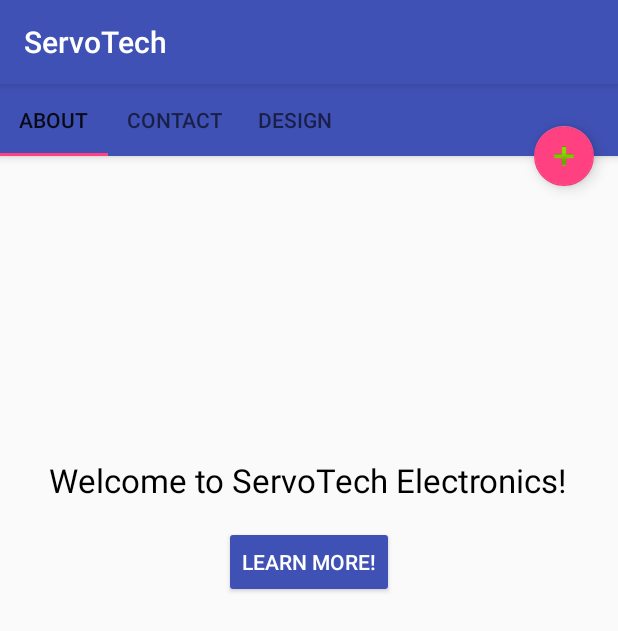
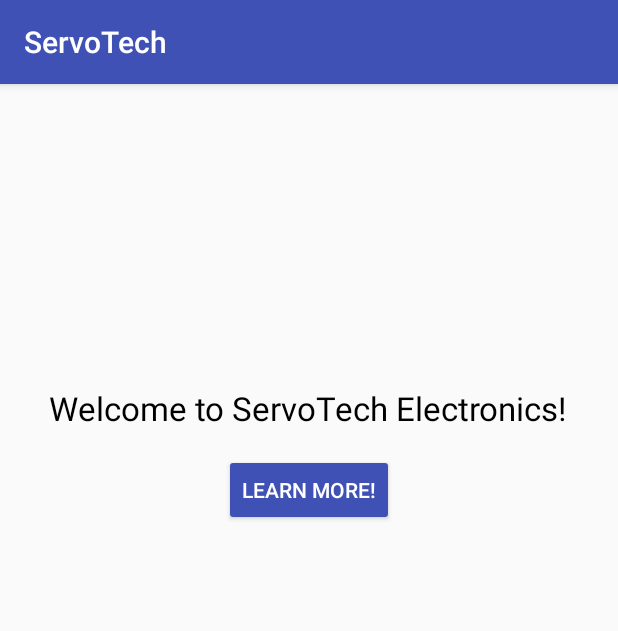
Before and after one commit to AndreeaPocol/servotech_app, an Android app: the screen it shows after launch (MainActivity), on a phone screen of 412 x 824 dp. Shown: the top 631 px of the screen. Run offline under Robolectric (Android 15) with nearby library versions, the phone set to English and light mode, and no system bars.

Commit message:
Simplified main page (removed tabbed view)

```diff
--- a/src/main/java/com/example/android/servotech/MainActivity.java
+++ b/src/main/java/com/example/android/servotech/MainActivity.java
@@ -1,4 +1,25 @@
 package com.example.android.servotech;
+
+
+import android.support.design.widget.TabLayout;
+import android.support.design.widget.FloatingActionButton;
+import android.support.design.widget.Snackbar;
+import android.support.v7.app.AppCompatActivity;
+import android.support.v7.widget.Toolbar;
+
+import android.support.v4.app.Fragment;
+import android.support.v4.app.FragmentManager;
+import android.support.v4.app.FragmentPagerAdapter;
+import android.support.v4.view.ViewPager;
+import android.os.Bundle;
+import android.util.Log;
+import android.view.LayoutInflater;
+import android.view.Menu;
+import android.view.MenuItem;
+import android.view.View;
+import android.view.ViewGroup;
+
+import android.widget.TextView;
 
 import android.content.Intent;
 import android.support.v7.app.AppCompatActivity;
@@ -8,8 +29,13 @@ import android.widget.Button;
 import android.widget.TabHost;
 
 public class MainActivity extends AppCompatActivity {
+    private static final String TAG = "MainActivity";
 
     public Button startButton;
+
+    private SectionsPageAdapter mSectionsPageAdapter;
+
+    private ViewPager mViewPager;
 
 
     public void init() {
@@ -35,6 +61,7 @@ public class MainActivity extends AppCompatActivity {
     protected void onCreate(Bundle savedInstanceState) {
         super.onCreate(savedInstanceState);
         setContentView(R.layout.activity_main);
+
         init();
     }
 }
--- a/src/main/res/layout/activity_main.xml
+++ b/src/main/res/layout/activity_main.xml
@@ -4,52 +4,6 @@
     xmlns:tools="http://schemas.android.com/tools"
     android:layout_width="match_parent"
     android:layout_height="match_parent">
-
-    <android.support.design.widget.AppBarLayout
-        android:id="@+id/appbar"
-        android:layout_width="match_parent"
-        android:layout_height="wrap_content">
-
-        <android.support.design.widget.TabLayout
-            android:id="@+id/tabs"
-            android:layout_width="match_parent"
-            android:layout_height="wrap_content"
-            app:tabMode="scrollable">
-
-            <android.support.design.widget.TabItem
-                android:id="@+id/welcome"
-                android:layout_width="wrap_content"
-                android:layout_height="wrap_content"
-                android:clickable="false"
-                android:text="About" />
-
-            <android.support.design.widget.TabItem
-                android:layout_width="wrap_content"
-                android:layout_height="wrap_content"
-                android:text="Contact" />
-
-            <android.support.design.widget.TabItem
-                android:layout_width="wrap_content"
-                android:layout_height="wrap_content"
-                android:text="Design" />
-        </android.support.design.widget.TabLayout>
-    </android.support.design.widget.AppBarLayout>
-
-    <android.support.design.widget.FloatingActionButton
-        android:layout_width="wrap_content"
-        android:layout_height="wrap_content"
-        android:layout_marginRight="16dp"
-        android:clickable="true"
-        android:src="@android:drawable/ic_input_add"
-        app:fabSize="mini"
-        app:layout_anchor="@id/appbar"
-        app:layout_anchorGravity="bottom|right|end" />
-
-    <android.support.v4.widget.NestedScrollView
-        android:layout_width="match_parent"
-        android:layout_height="match_parent"
-        android:backgroundTint="@color/colorPrimary"
-        app:layout_behavior="android.support.design.widget.AppBarLayout$ScrollingViewBehavior">
 
         <RelativeLayout
             android:layout_width="match_parent"
@@ -76,8 +30,6 @@
                 android:text="@string/getStarted"
                 android:textColor="@android:color/background_light"
                 android:backgroundTint="@color/colorPrimary"/>
+        </RelativeLayout>
 
-
-        </RelativeLayout>
-    </android.support.v4.widget.NestedScrollView>
 </android.support.design.widget.CoordinatorLayout>
```
